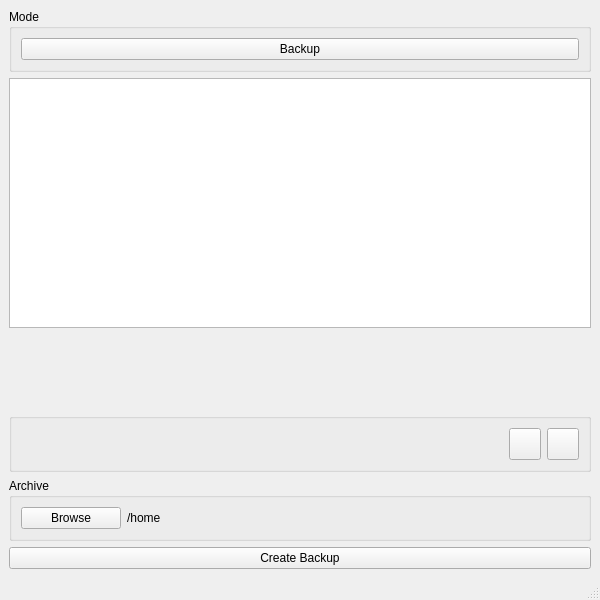
Above: kstars_backup/mainwindow.ui from LuckyEddie47/kstars_extensions before the change. Below: the same form after it.
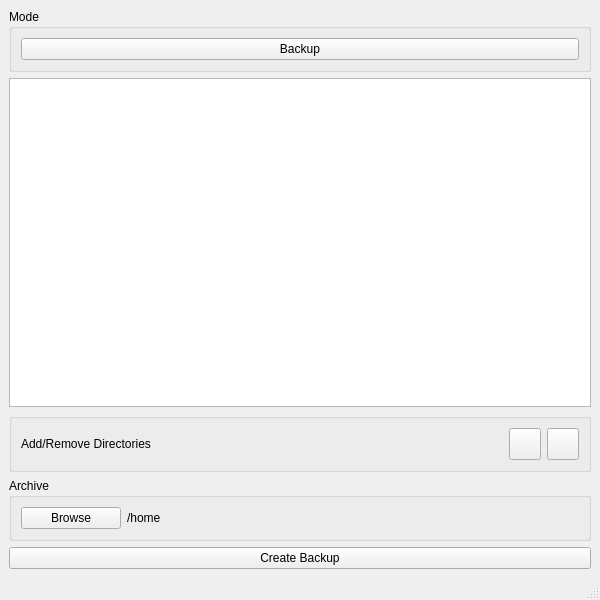
That is the form after the change.

Commit message: Reading archive, next size estimates

Patch:
```diff
--- a/kstars_backup/mainwindow.ui
+++ b/kstars_backup/mainwindow.ui
@@ -41,19 +41,6 @@
       </property>
      </widget>
     </item>
-    <item>
-     <spacer name="verticalSpacer">
-      <property name="orientation">
-       <enum>Qt::Vertical</enum>
-      </property>
-      <property name="sizeHint" stdset="0">
-       <size>
-        <width>20</width>
-        <height>40</height>
-       </size>
-      </property>
-     </spacer>
-    </item>
     <item>
      <widget class="QGroupBox" name="groupBox">
       <property name="title">
@@ -63,6 +50,13 @@
        <bool>false</bool>
       </property>
       <layout class="QHBoxLayout" name="horizontalLayout_2">
+       <item>
+        <widget class="QLabel" name="addremoveL">
+         <property name="text">
+          <string>Add/Remove Directories</string>
+         </property>
+        </widget>
+       </item>
        <item>
         <spacer name="horizontalSpacer">
          <property name="orientation">
```
The commit also changes 2 other files.
